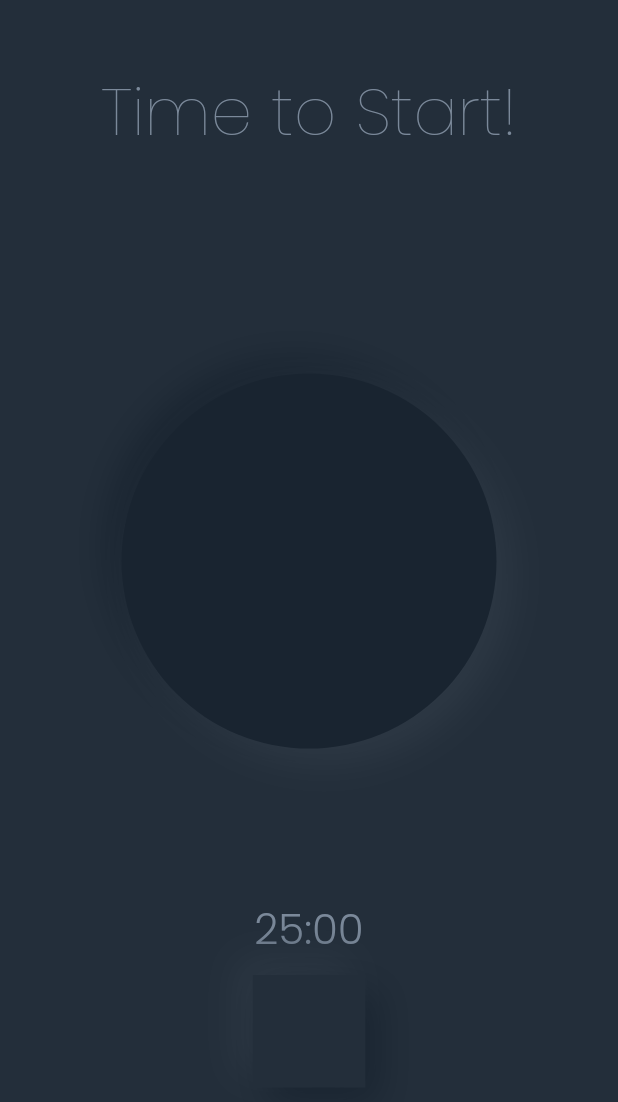
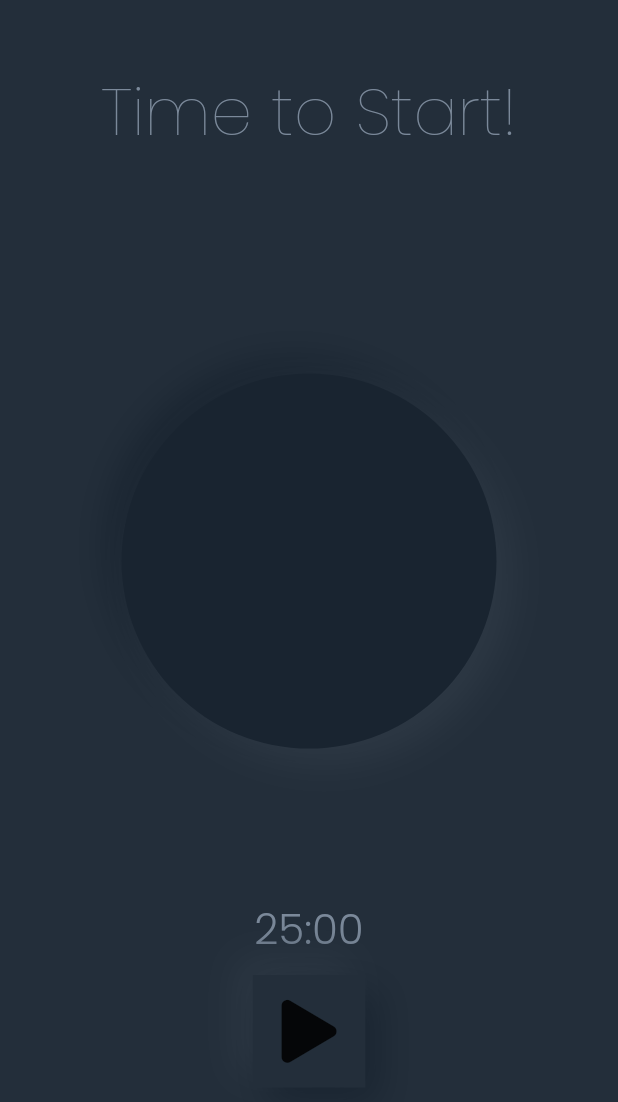
Before and after one commit to AbhinavRobinson/flutter-timer, a Flutter app: the screen it shows after launch, on a phone screen of 412 x 824 dp. Shown: the top 1102 px of the screen. Run offline on Flutter 3.47's test engine with Material 2 defaults, Android fonts, the phone set to English and light mode, and no system bars; drawn by our look-alikes of clay_containers; our stand-ins replace font_awesome_flutter, google_fonts; statements that could not run were skipped.

Commit message:
(feat): add icon to button

```diff
--- a/lib/widgets/button_timer.dart
+++ b/lib/widgets/button_timer.dart
@@ -1,5 +1,6 @@
 import 'package:clay_containers/clay_containers.dart';
 import 'package:flutter/material.dart';
+import 'package:font_awesome_flutter/font_awesome_flutter.dart';
 import 'package:google_fonts/google_fonts.dart';
 
 class ButtonTimer extends StatelessWidget {
@@ -25,13 +26,19 @@ class ButtonTimer extends StatelessWidget {
             SizedBox(
               height: 10.0,
             ),
-            ClayContainer(
+            GestureDetector(
+              onTap: () {},
+              child: ClayContainer(
                 color: Theme.of(context).primaryColor,
                 height: 75.0,
                 width: 75.0,
                 // emboss: true,
                 depth: 10,
                 spread: 10,
+                child: Center(
+                  child: FaIcon(FontAwesomeIcons.play, size: 42),
+                ),
+              ),
             ),
           ],
         ),
```
Lines whose indentation alone changed are shown as unchanged.
